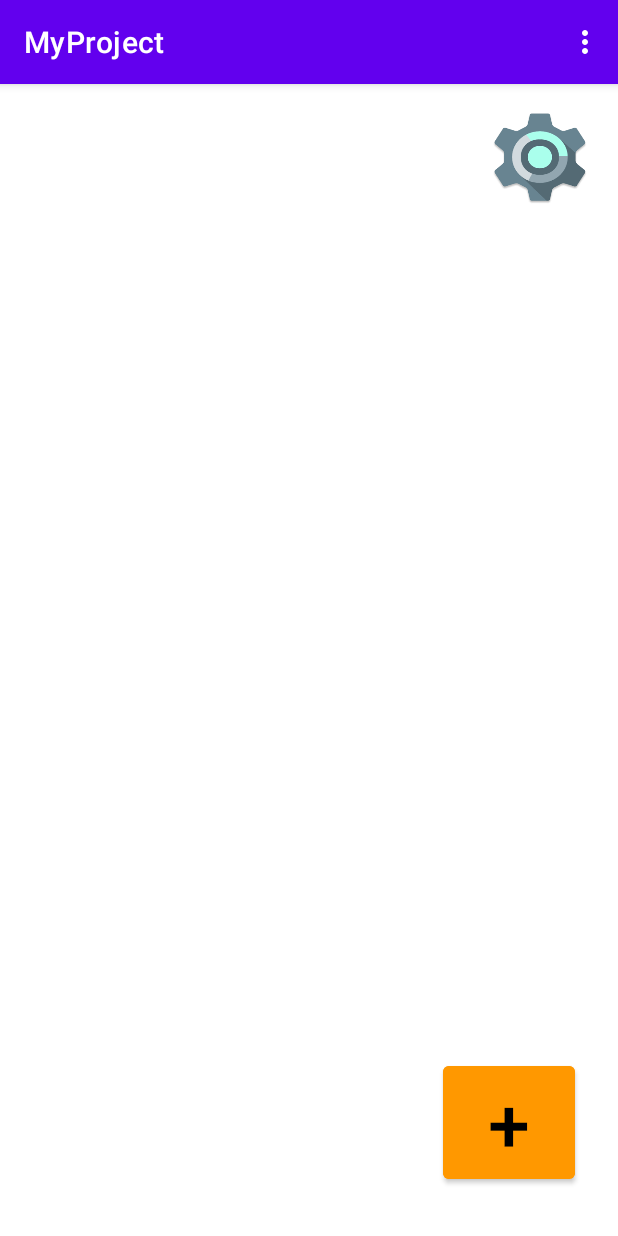
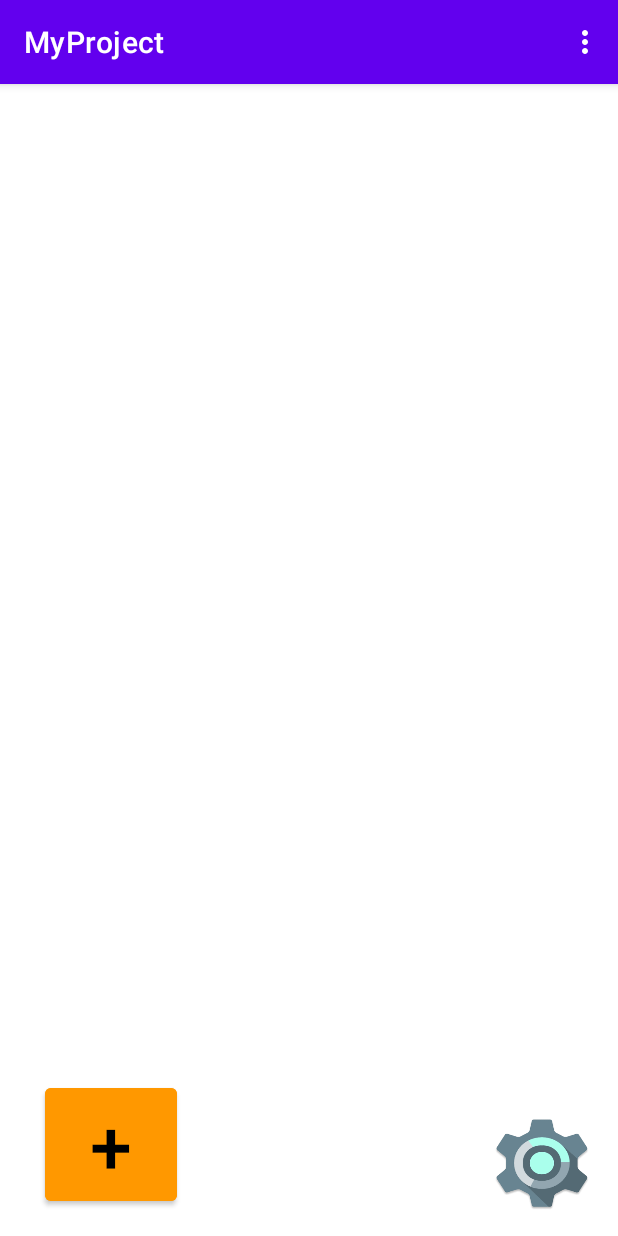
Before and after one commit to NguyenKhacNgoc/MyProject, an Android app: the screen it shows after launch (MainActivity), on a phone screen of 412 x 824 dp. Run offline under Robolectric (Android 15) with nearby library versions, the light colour scheme and no system bars.

Commit message:
Nguyen Khac Ngoc

```diff
--- a/app/src/main/res/layout/activity_main.xml
+++ b/app/src/main/res/layout/activity_main.xml
@@ -13,33 +13,30 @@
         android:scaleType="fitXY"
         app:layout_constraintBottom_toBottomOf="parent"
         app:layout_constraintEnd_toEndOf="parent"
-        app:layout_constraintHorizontal_bias="0.949"
+        app:layout_constraintHorizontal_bias="0.953"
         app:layout_constraintStart_toStartOf="parent"
         app:layout_constraintTop_toTopOf="parent"
-        app:layout_constraintVertical_bias="0.024"
+        app:layout_constraintVertical_bias="0.976"
         app:srcCompat="@drawable/ic_menu_setting"></ImageButton>
 
     <Button
-        android:backgroundTint="#FF9800"
-        android:textColor="@color/black"
         android:id="@+id/btnAdd"
         android:layout_width="wrap_content"
         android:layout_height="wrap_content"
+        android:backgroundTint="#FF9800"
         android:text="+"
+        android:textColor="@color/black"
+        android:textSize="50sp"
         app:layout_constraintBottom_toBottomOf="parent"
         app:layout_constraintEnd_toEndOf="parent"
-        app:layout_constraintHorizontal_bias="0.911"
+        app:layout_constraintHorizontal_bias="0.092"
         app:layout_constraintStart_toStartOf="parent"
         app:layout_constraintTop_toTopOf="parent"
-        app:layout_constraintVertical_bias="0.953"
-        android:textSize="50sp"
-        >
-    </Button>
+        app:layout_constraintVertical_bias="0.975"></Button>
 
     <ListView
+        android:id="@+id/listView"
         android:layout_width="match_parent"
-        android:layout_height="match_parent"
-        >
-    </ListView>
+        android:layout_height="600sp"></ListView>
 
 </androidx.constraintlayout.widget.ConstraintLayout>
```
